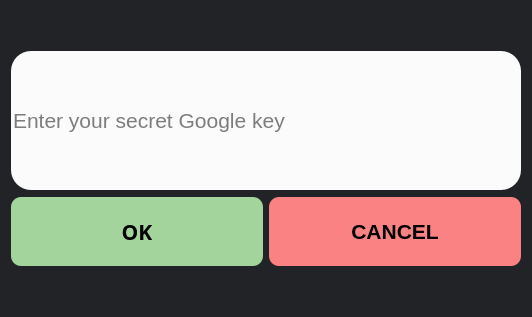
First picture: the form in TotpAuthy/secretkeyform.ui, repository alexshapran-as/TotpAuthy, before the edit.
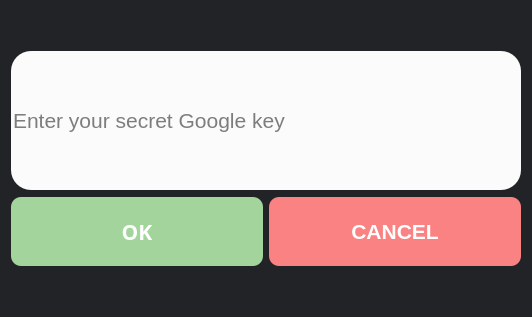
Second picture: the form after the edit.

```diff
--- a/TotpAuthy/secretkeyform.ui
+++ b/TotpAuthy/secretkeyform.ui
@@ -70,6 +70,15 @@
           </color>
          </brush>
         </colorrole>
+        <colorrole role="ButtonText">
+         <brush brushstyle="SolidPattern">
+          <color alpha="255">
+           <red>255</red>
+           <green>255</green>
+           <blue>255</blue>
+          </color>
+         </brush>
+        </colorrole>
         <colorrole role="Base">
          <brush brushstyle="SolidPattern">
           <color alpha="255">
@@ -99,6 +108,15 @@
           </color>
          </brush>
         </colorrole>
+        <colorrole role="ButtonText">
+         <brush brushstyle="SolidPattern">
+          <color alpha="255">
+           <red>255</red>
+           <green>255</green>
+           <blue>255</blue>
+          </color>
+         </brush>
+        </colorrole>
         <colorrole role="Base">
          <brush brushstyle="SolidPattern">
           <color alpha="255">
@@ -128,6 +146,15 @@
           </color>
          </brush>
         </colorrole>
+        <colorrole role="ButtonText">
+         <brush brushstyle="SolidPattern">
+          <color alpha="255">
+           <red>120</red>
+           <green>120</green>
+           <blue>120</blue>
+          </color>
+         </brush>
+        </colorrole>
         <colorrole role="Base">
          <brush brushstyle="SolidPattern">
           <color alpha="255">
@@ -204,6 +231,15 @@
           </color>
          </brush>
         </colorrole>
+        <colorrole role="ButtonText">
+         <brush brushstyle="SolidPattern">
+          <color alpha="255">
+           <red>255</red>
+           <green>255</green>
+           <blue>255</blue>
+          </color>
+         </brush>
+        </colorrole>
         <colorrole role="Base">
          <brush brushstyle="SolidPattern">
           <color alpha="255">
@@ -233,6 +269,15 @@
           </color>
          </brush>
         </colorrole>
+        <colorrole role="ButtonText">
+         <brush brushstyle="SolidPattern">
+          <color alpha="255">
+           <red>255</red>
+           <green>255</green>
+           <blue>255</blue>
+          </color>
+         </brush>
+        </colorrole>
         <colorrole role="Base">
          <brush brushstyle="SolidPattern">
           <color alpha="255">
@@ -262,6 +307,15 @@
           </color>
          </brush>
         </colorrole>
+        <colorrole role="ButtonText">
+         <brush brushstyle="SolidPattern">
+          <color alpha="255">
+           <red>120</red>
+           <green>120</green>
+           <blue>120</blue>
+          </color>
+         </brush>
+        </colorrole>
         <colorrole role="Base">
          <brush brushstyle="SolidPattern">
           <color alpha="255">
```
